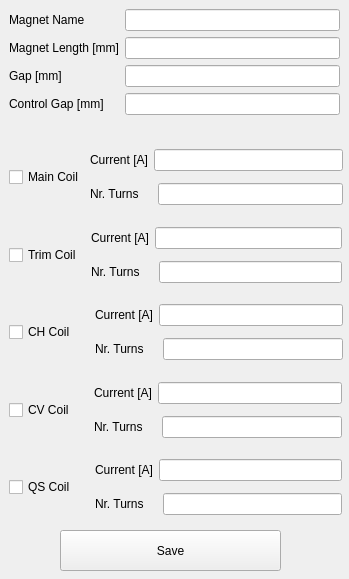
Before: the Qt Designer form gui/save_dialog.ui in lnls-ima/hall-bench-control, drawn with Qt 5.
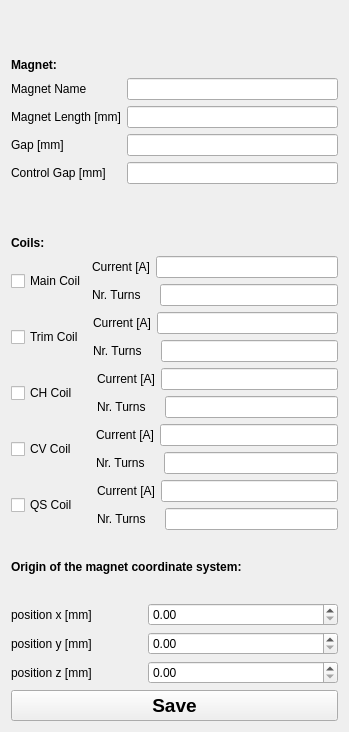
After: the same form once the commit is applied.

```diff
--- a/gui/save_dialog.ui
+++ b/gui/save_dialog.ui
@@ -7,21 +7,36 @@
     <x>0</x>
     <y>0</y>
     <width>349</width>
-    <height>579</height>
+    <height>732</height>
    </rect>
   </property>
   <property name="windowTitle">
    <string>Save Hall-probe Measurement</string>
   </property>
-  <widget class="QWidget" name="formLayoutWidget">
-   <property name="geometry">
-    <rect>
-     <x>9</x>
-     <y>9</y>
-     <width>331</width>
-     <height>128</height>
-    </rect>
-   </property>
+  <layout class="QVBoxLayout" name="verticalLayout">
+   <item>
+    <widget class="QLabel" name="la_section_1">
+     <property name="sizePolicy">
+      <sizepolicy hsizetype="Preferred" vsizetype="Minimum">
+       <horstretch>0</horstretch>
+       <verstretch>0</verstretch>
+      </sizepolicy>
+     </property>
+     <property name="font">
+      <font>
+       <weight>75</weight>
+       <bold>true</bold>
+      </font>
+     </property>
+     <property name="text">
+      <string>Magnet:</string>
+     </property>
+     <property name="alignment">
+      <set>Qt::AlignBottom|Qt::AlignLeading|Qt::AlignLeft</set>
+     </property>
+    </widget>
+   </item>
+   <item>
    <layout class="QFormLayout" name="layout">
     <property name="fieldGrowthPolicy">
      <enum>QFormLayout::AllNonFixedFieldsGrow</enum>
@@ -67,16 +82,30 @@
      <widget class="QLineEdit" name="le_control_gap"/>
     </item>
    </layout>
-  </widget>
-  <widget class="QWidget" name="horizontalLayoutWidget_4">
-   <property name="geometry">
-    <rect>
-     <x>9</x>
-     <y>143</y>
-     <width>334</width>
-     <height>68</height>
-    </rect>
-   </property>
+   </item>
+   <item>
+    <widget class="QLabel" name="la_section_2">
+     <property name="sizePolicy">
+      <sizepolicy hsizetype="Preferred" vsizetype="Minimum">
+       <horstretch>0</horstretch>
+       <verstretch>0</verstretch>
+      </sizepolicy>
+     </property>
+     <property name="font">
+      <font>
+       <weight>75</weight>
+       <bold>true</bold>
+      </font>
+     </property>
+     <property name="text">
+      <string>Coils:</string>
+     </property>
+     <property name="alignment">
+      <set>Qt::AlignBottom|Qt::AlignLeading|Qt::AlignLeft</set>
+     </property>
+    </widget>
+   </item>
+   <item>
    <layout class="QHBoxLayout" name="hl_main">
     <item>
      <widget class="QCheckBox" name="cb_main">
@@ -124,16 +153,8 @@
      </layout>
     </item>
    </layout>
-  </widget>
-  <widget class="QWidget" name="horizontalLayoutWidget">
-   <property name="geometry">
-    <rect>
-     <x>9</x>
-     <y>221</y>
-     <width>333</width>
-     <height>68</height>
-    </rect>
-   </property>
+   </item>
+   <item>
    <layout class="QHBoxLayout" name="hl_trim">
     <item>
      <widget class="QCheckBox" name="cb_trim">
@@ -181,16 +202,8 @@
      </layout>
     </item>
    </layout>
-  </widget>
-  <widget class="QWidget" name="horizontalLayoutWidget_5">
-   <property name="geometry">
-    <rect>
-     <x>9</x>
-     <y>298</y>
-     <width>334</width>
-     <height>68</height>
-    </rect>
-   </property>
+   </item>
+   <item>
    <layout class="QHBoxLayout" name="hl_ch">
     <item>
      <widget class="QCheckBox" name="cb_ch">
@@ -232,16 +245,8 @@
      </layout>
     </item>
    </layout>
-  </widget>
-  <widget class="QWidget" name="horizontalLayoutWidget_6">
-   <property name="geometry">
-    <rect>
-     <x>9</x>
-     <y>376</y>
-     <width>333</width>
-     <height>68</height>
-    </rect>
-   </property>
+   </item>
+   <item>
    <layout class="QHBoxLayout" name="hl_cv">
     <item>
      <widget class="QCheckBox" name="cb_cv">
@@ -283,16 +288,8 @@
      </layout>
     </item>
    </layout>
-  </widget>
-  <widget class="QWidget" name="horizontalLayoutWidget_7">
-   <property name="geometry">
-    <rect>
-     <x>9</x>
-     <y>453</y>
-     <width>333</width>
-     <height>68</height>
-    </rect>
-   </property>
+   </item>
+   <item>
    <layout class="QHBoxLayout" name="hl_qs">
     <item>
      <widget class="QCheckBox" name="cb_qs">
@@ -334,20 +331,72 @@
      </layout>
     </item>
    </layout>
-  </widget>
+   </item>
+   <item>
+    <widget class="QLabel" name="la_section_3">
+     <property name="font">
+      <font>
+       <weight>75</weight>
+       <bold>true</bold>
+      </font>
+     </property>
+     <property name="text">
+      <string>Origin of the magnet coordinate system:</string>
+     </property>
+    </widget>
+   </item>
+   <item>
+    <layout class="QFormLayout" name="fl_origin">
+     <property name="fieldGrowthPolicy">
+      <enum>QFormLayout::AllNonFixedFieldsGrow</enum>
+     </property>
+     <item row="0" column="1">
+      <widget class="QDoubleSpinBox" name="sb_origin_x"/>
+     </item>
+     <item row="1" column="0">
+      <widget class="QLabel" name="la_origin_y">
+       <property name="text">
+        <string>position y [mm]</string>
+       </property>
+      </widget>
+     </item>
+     <item row="1" column="1">
+      <widget class="QDoubleSpinBox" name="sb_origin_y"/>
+     </item>
+     <item row="2" column="0">
+      <widget class="QLabel" name="la_origin_z">
+       <property name="text">
+        <string>position z [mm]</string>
+       </property>
+      </widget>
+     </item>
+     <item row="2" column="1">
+      <widget class="QDoubleSpinBox" name="sb_origin_z"/>
+     </item>
+     <item row="0" column="0">
+      <widget class="QLabel" name="la_origin_x">
+       <property name="text">
+        <string>position x [mm]               </string>
+       </property>
+      </widget>
+     </item>
+    </layout>
+   </item>
+   <item>
   <widget class="QPushButton" name="pb_save">
-   <property name="geometry">
-    <rect>
-     <x>60</x>
-     <y>530</y>
-     <width>221</width>
-     <height>41</height>
-    </rect>
+     <property name="font">
+      <font>
+       <pointsize>14</pointsize>
+       <weight>75</weight>
+       <bold>true</bold>
+      </font>
    </property>
    <property name="text">
     <string>Save</string>
    </property>
   </widget>
+   </item>
+  </layout>
  </widget>
  <resources/>
  <connections/>
```
Lines whose indentation alone changed are shown as unchanged.
